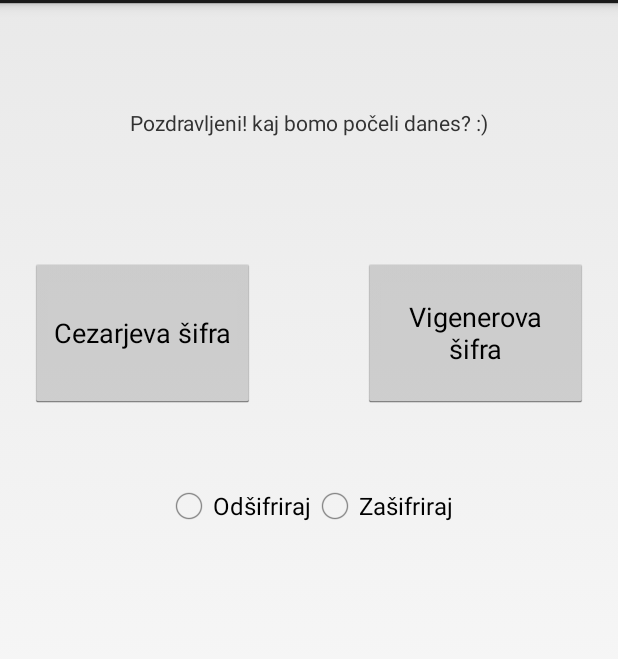
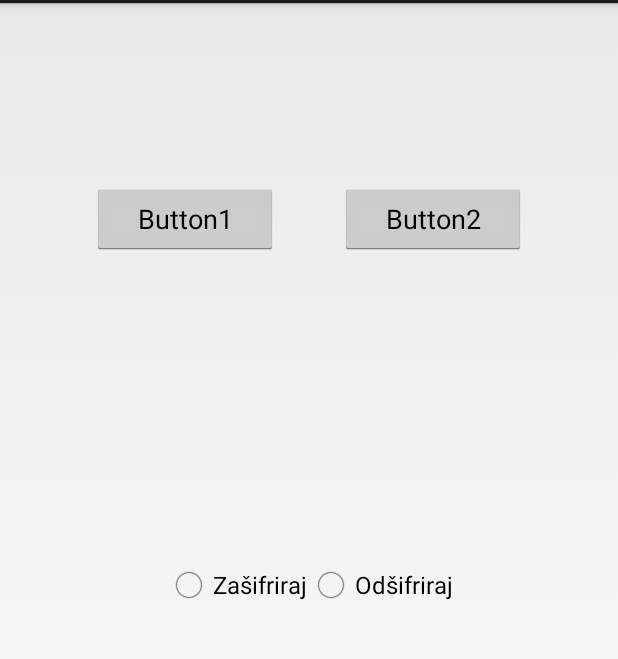
Before and after one commit to PBlackwing/seminarska, an Android app: the screen it shows after launch (MainActivity), on a phone screen of 412 x 824 dp, the part 69-728 px from its top. Run offline under Robolectric (Android 15) with nearby library versions, the phone set to English and light mode, and no system bars.

Commit message:
končano manjkajo samo še komentarji

```diff
--- a/app/src/main/res/layout/activity_main.xml
+++ b/app/src/main/res/layout/activity_main.xml
@@ -7,39 +7,72 @@
     android:padding="20dp"
     android:gravity="center|top">
 
-    <TextView
-        android:id="@+id/textView"
-        android:layout_width="wrap_content"
+    <LinearLayout
+        android:layout_width="match_parent"
         android:layout_height="wrap_content"
+        android:layout_centerInParent="true"
+        android:id="@+id/linear"
         android:layout_alignParentTop="true"
-        android:layout_centerHorizontal="true"
-        android:layout_marginTop="50dp"
-        android:text="Pozdravljeni! kaj bomo počeli danes? :)" />
+        android:layout_centerVertical="true"
+        android:paddingTop="100dp">
+
+        <View
+            android:layout_width="0dp"
+            android:layout_height="0dp"
+            android:layout_weight="1"
+            ></View>
 
         <Button
             android:id="@+id/button"
-        android:layout_width="150dp"
-        android:layout_height="100dp"
-        android:layout_alignParentRight="@id/button2"
-        android:layout_marginTop="150dp"
-        android:text="Cezarjeva šifra" />
+            android:layout_width="0dp"
+            android:layout_height="wrap_content"
+            android:layout_weight="3"
+            android:text="Button1" />
+
+
+        <View
+            android:layout_width="0dp"
+            android:layout_height="0dp"
+            android:layout_weight="1"
+            ></View>
 
         <Button
             android:id="@+id/button2"
-        android:layout_width="150dp"
-        android:layout_height="100dp"
-        android:layout_alignParentEnd="true"
-        android:layout_alignTop="@+id/button"
-        android:text="Vigenerova šifra" />
+            android:layout_width="0dp"
+            android:layout_height="wrap_content"
+            android:layout_weight="3"
+            android:text="Button2" />
 
+
+        <View
+            android:layout_width="0dp"
+            android:layout_height="0dp"
+            android:layout_weight="1"
+            ></View>
+    </LinearLayout>
+
+    <LinearLayout
+        android:layout_width="match_parent"
+        android:layout_height="wrap_content"
+        android:orientation="horizontal"
+        android:layout_centerInParent="true">
+        <View
+            android:layout_width="0dp"
+            android:layout_height="0dp"
+            android:layout_weight="1"
+            ></View>
         <RadioGroup
             android:layout_width="wrap_content"
             android:layout_height="wrap_content"
             android:id="@+id/radGroup"
             android:orientation="horizontal"
-        android:layout_below="@+id/textView"
-        android:layout_marginTop="230dp"
             android:layout_centerHorizontal="true">
+
+            <RadioButton
+                android:id="@+id/Radiobutton"
+                android:layout_width="wrap_content"
+                android:layout_height="wrap_content"
+                android:text="Zašifriraj" />
 
             <RadioButton
                 android:id="@+id/Radiobutton2"
@@ -47,12 +80,11 @@
                 android:layout_height="wrap_content"
                 android:text="Odšifriraj" />
 
-        <RadioButton
-            android:id="@+id/Radiobutton"
-            android:layout_width="wrap_content"
-            android:layout_height="wrap_content"
-            android:text="Zašifriraj" />
-
         </RadioGroup>
-
+        <View
+            android:layout_width="0dp"
+            android:layout_height="0dp"
+            android:layout_weight="1"
+            ></View>
+    </LinearLayout>
 </RelativeLayout>
```
Lines whose indentation alone changed are shown as unchanged.
